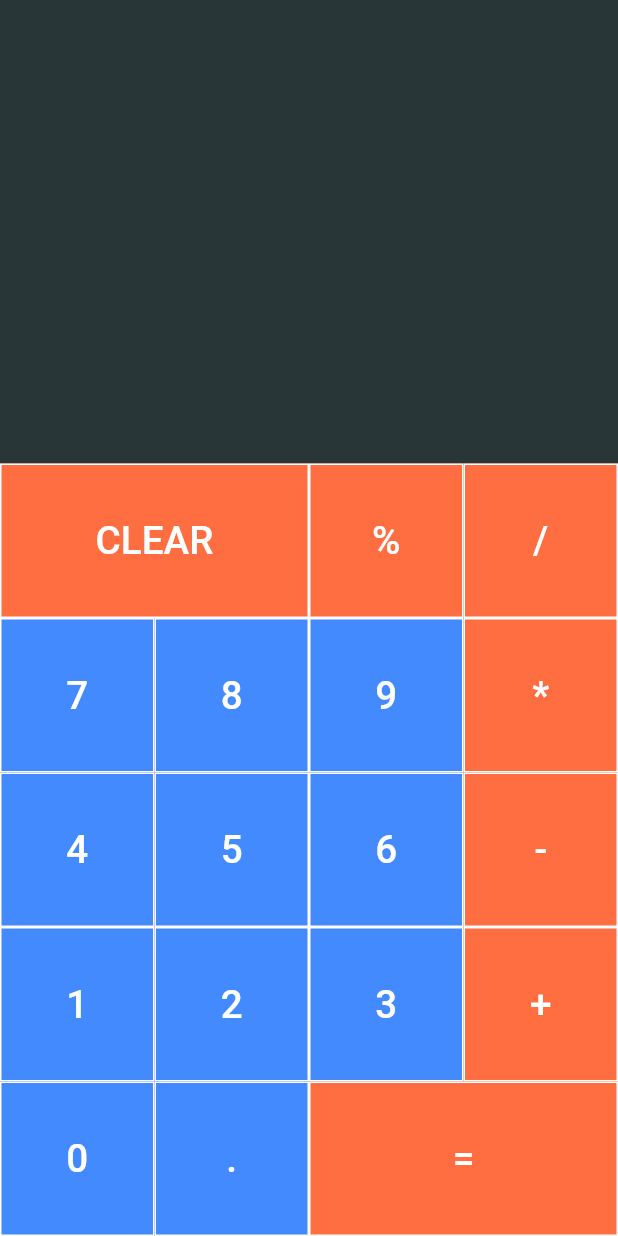
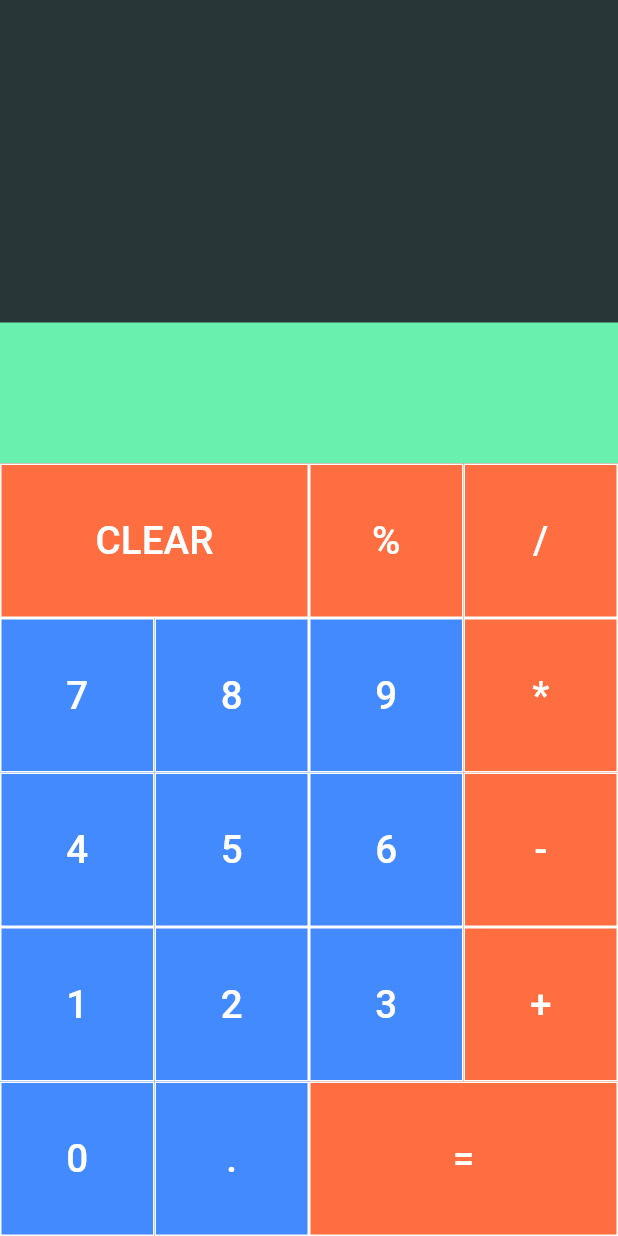
Before and after one commit to ahanafi/flutter-calculator-app, a Flutter app: the screen it shows after launch, on a phone screen of 412 x 824 dp. Run offline on Flutter 3.47's test engine with Material 2 defaults, Android fonts, the phone set to English and light mode, and no system bars; our stand-ins replace math_expressions, toast.

Commit message:
Refactor widget and fix responsive screen

```diff
--- a/lib/main.dart
+++ b/lib/main.dart
@@ -24,7 +24,9 @@ class MyHomePage extends StatefulWidget {
 class CalculatorAppState extends State<MyHomePage> {
   String _mathOperation = '';
   String _calculationHistory = '';
+  bool isPotraitScreeen = false;
 
+  //Method to check what user input
   void btnClick(String text) {
     final List<String> expressionList = ['+', '-', '*', '/', '%', '=', '.'];
 
@@ -40,6 +42,7 @@ class CalculatorAppState extends State<MyHomePage> {
     });
   }
 
+  //Method to reset the calculation history
   void clearResult(String text) {
     setState(() {
       _mathOperation = '';
@@ -47,6 +50,7 @@ class CalculatorAppState extends State<MyHomePage> {
     });
   }
 
+  //Method to calculate the result
   void calculate(String text) {
     final bool isContainPlus = _mathOperation.contains('+') ? true : false;
     final bool isContainMinus = _mathOperation.contains('-') ? true : false;
@@ -62,9 +66,6 @@ class CalculatorAppState extends State<MyHomePage> {
         ? true
         : false;
 
-    //kalo ada operasi, terus tekan sama dengan, hitung
-    //kalo ga ada, jangan hitung
-
     if (isThereOperation) {
       Parser parser = Parser();
       Expression exp = parser.parse(_mathOperation);
@@ -75,6 +76,8 @@ class CalculatorAppState extends State<MyHomePage> {
 
       setState(() {
         _calculationHistory = _mathOperation;
+        print(_calculationHistory);
+        print(result.toString());
         _mathOperation = result.toString().split(".")[0];
       });
     } else {
@@ -82,46 +85,93 @@ class CalculatorAppState extends State<MyHomePage> {
     }
   }
 
+  //Show alert
   void alert(String message, {int duration}) {
-    Toast.show(message, context, duration: duration, gravity: Toast.BOTTOM);
+    Toast.show(message, this.context,
+        duration: duration, gravity: Toast.BOTTOM);
   }
 
   @override
   Widget build(BuildContext context) {
+    MediaQueryData mediaQuery = MediaQuery.of(context);
+    isPotraitScreeen =
+        (mediaQuery.orientation == Orientation.portrait) ? true : false;
+
     return Scaffold(
         backgroundColor: Color(0xFF283637),
         resizeToAvoidBottomPadding: false,
         body: Container(
-          height: MediaQuery.of(context).size.height / 1,
+            height: mediaQuery.size.height / 1,
+            child: (isPotraitScreeen)
+                ? potraitDisplay(mediaQuery)
+                : landscapeDisplay(mediaQuery)));
+  }
+
+  Widget potraitDisplay(MediaQueryData mediaQuery) {
+    return Column(mainAxisAlignment: MainAxisAlignment.end, children: <Widget>[
+      //First Container section --> For history calculation
+      displayCalculationHistory(true, mediaQuery),
+
+      //Second Container section --> For display what user type
+      displayExpression(true, mediaQuery),
+
+      //Last Container section --> Button list
+      displayButtons(true, mediaQuery)
+    ]);
+  }
+
+  Widget landscapeDisplay(MediaQueryData mediaQuery) {
+    return Row(
+      mainAxisAlignment: MainAxisAlignment.end,
+      crossAxisAlignment: CrossAxisAlignment.center,
+      children: <Widget>[
+        Flexible(
+            fit: FlexFit.loose,
+            flex: 1,
+            child: Container(
               child: Column(
-              mainAxisAlignment: MainAxisAlignment.end,
                 children: <Widget>[
-                Container(
-                  margin: EdgeInsets.only(
-                      bottom: MediaQuery.of(context).size.height / 500),
-                  //height: MediaQuery.of(context).size.height / 10,
+                  Flexible(
+                      flex: 3,
+                      child: displayCalculationHistory(false, mediaQuery)),
+                  Flexible(
+                      flex: 1, child: displayExpression(false, mediaQuery)),
+                ],
+              ),
+            )),
+        Flexible(flex: 1, child: displayButtons(false, mediaQuery))
+      ],
+    );
+  }
+
+  Widget displayCalculationHistory(bool isPotrait, MediaQueryData mediaQuery) {
+    return Container(
       child: Text(_calculationHistory,
           style: TextStyle(fontSize: 30, color: Colors.grey),
           textAlign: TextAlign.right),
       alignment: Alignment(1, 1),
       padding: EdgeInsets.only(right: 10.0),
-                ),
-                Container(
-                  margin: EdgeInsets.only(
-                      bottom: MediaQuery.of(context).size.height / 90),
-                  //height: MediaQuery.of(context).size.height / 10,
+    );
+  }
+
+  Widget displayExpression(bool isPotrait, MediaQueryData mediaQuery) {
+    return Container(
+      color: Colors.greenAccent,
       child: Text(_mathOperation,
-                      style: TextStyle(fontSize: 60, color: Colors.white),
+          style: TextStyle(fontSize: 80, color: Colors.white),
           textAlign: TextAlign.right),
       alignment: Alignment(1, 1),
       padding: EdgeInsets.only(right: 10.0),
-                ),
-                Container(
-                  //height: MediaQuery.of(context).size.height / 1,
+    );
+  }
+
+  Widget displayButtons(bool isPotrait, MediaQueryData mediaQuery) {
+    return Container(
+      width: mediaQuery.size.height / 1,
       child: Wrap(
         spacing: 0,
         runSpacing: 0,
-                    direction: Axis.vertical,
+        direction: (isPotrait) ? Axis.vertical : Axis.horizontal,
         children: <Widget>[
           Row(
             mainAxisAlignment: MainAxisAlignment.spaceEvenly,
@@ -129,16 +179,10 @@ class CalculatorAppState extends State<MyHomePage> {
               MyCustomButton(
                   text: "CLEAR",
                   btnWidth: 2,
-                              btnType: 'operation',
-                              callback: clearResult),
-                          MyCustomButton(
-                              text: "%",
-                              btnType: 'operation',
-                              callback: btnClick),
-                          MyCustomButton(
-                              text: "/",
-                              btnType: 'operation',
-                              callback: btnClick)
+                  callback: clearResult,
+                  isNumber: false),
+              MyCustomButton(text: "%", callback: btnClick, isNumber: false),
+              MyCustomButton(text: "/", callback: btnClick, isNumber: false)
             ],
           ),
           Row(
@@ -147,10 +191,7 @@ class CalculatorAppState extends State<MyHomePage> {
               MyCustomButton(text: "7", callback: btnClick),
               MyCustomButton(text: "8", callback: btnClick),
               MyCustomButton(text: "9", callback: btnClick),
-                          MyCustomButton(
-                              text: "*",
-                              btnType: 'operation',
-                              callback: btnClick)
+              MyCustomButton(text: "*", callback: btnClick, isNumber: false)
             ],
           ),
           Row(
@@ -159,10 +200,7 @@ class CalculatorAppState extends State<MyHomePage> {
               MyCustomButton(text: "4", callback: btnClick),
               MyCustomButton(text: "5", callback: btnClick),
               MyCustomButton(text: "6", callback: btnClick),
-                          MyCustomButton(
-                              text: "-",
-                              btnType: 'operation',
-                              callback: btnClick)
+              MyCustomButton(text: "-", callback: btnClick, isNumber: false)
             ],
           ),
           Row(
@@ -171,10 +209,7 @@ class CalculatorAppState extends State<MyHomePage> {
               MyCustomButton(text: "1", callback: btnClick),
               MyCustomButton(text: "2", callback: btnClick),
               MyCustomButton(text: "3", callback: btnClick),
-                          MyCustomButton(
-                              text: "+",
-                              btnType: 'operatio',
-                              callback: btnClick)
+              MyCustomButton(text: "+", callback: btnClick, isNumber: false)
             ],
           ),
           Row(
@@ -183,17 +218,12 @@ class CalculatorAppState extends State<MyHomePage> {
               MyCustomButton(text: "0", callback: btnClick),
               MyCustomButton(text: ".", callback: btnClick),
               MyCustomButton(
-                              text: "=",
-                              btnType: 'operation',
-                              btnWidth: 2,
-                              callback: calculate)
+                  text: "=", btnWidth: 2, callback: calculate, isNumber: false)
             ],
           ),
         ],
       ),
-                )
-              ]),
-        ));
+    );
   }
 }
 
--- a/lib/my_button.dart
+++ b/lib/my_button.dart
@@ -2,36 +2,52 @@ import 'package:flutter/material.dart';
 
 class MyCustomButton extends StatelessWidget {
   final String text;
-  final String btnType;
-  final double btnWidth;
+  double btnWidth;
   final Function callback;
+  final bool isNumber;
 
   MyCustomButton(
       {Key key,
       this.text,
-      this.btnType = 'number',
-      this.btnWidth = 4,
-      this.callback})
+      this.btnWidth = 1,
+      this.callback,
+      this.isNumber = true})
       : super(key: key);
 
   @override
   Widget build(BuildContext context) {
+    final mediaQuery = MediaQuery.of(context);
+    final bool isPotraitScreeen =
+        (mediaQuery.orientation == Orientation.portrait) ? true : false;
+
+    double _realBtnWidth = 4;
+    double _realBtnHeight = 4;
+
+    //Cek apakah layarnya landscape,
+    if (!isPotraitScreeen) {
+      _realBtnWidth = _realBtnWidth * 2;
+      _realBtnHeight = _realBtnHeight * 2;
+    }
+
+    //Cek ukuran button, apakah 1 (persegi), atau 2 (persegi panjang)
+    if (btnWidth > 1) {
+      _realBtnWidth = _realBtnWidth / 2;
+    }
+
     return Container(
       child: SizedBox(
-        width: MediaQuery.of(context).size.width / btnWidth,
-        height: MediaQuery.of(context).size.width / 4,
+        width: mediaQuery.size.width / _realBtnWidth,
+        height: mediaQuery.size.width / _realBtnHeight,
         child: FlatButton(
           shape: Border.all(color: Colors.white, width: 1.0),
           child: Text(
             text,
-            style: TextStyle(fontSize: MediaQuery.of(context).size.width / 16),
+            style: TextStyle(fontSize: mediaQuery.size.width / 16),
           ),
           onPressed: () {
             callback(text);
           },
-          color: (btnType != 'number')
-              ? Colors.deepOrangeAccent
-              : Colors.blueAccent,
+          color: (isNumber) ? Colors.blueAccent : Colors.deepOrangeAccent,
           textColor: Colors.white,
         ),
       ),
```
Lines whose indentation alone changed are shown as unchanged.
